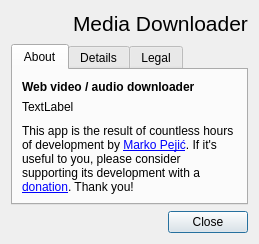
Above: src/media_downloader/ui/about_dialog.ui from markop404/media-downloader before the change. Below: the same form after it.
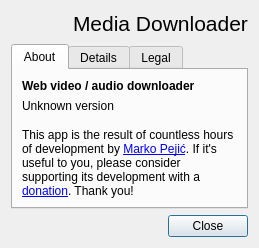
That is the form after the change. Icons and pictures are not drawn.

Patch:
```diff
--- a/src/media_downloader/ui/about_dialog.ui
+++ b/src/media_downloader/ui/about_dialog.ui
@@ -85,7 +85,7 @@
        <item>
         <widget class="QLabel" name="label">
          <property name="text">
-          <string>TextLabel</string>
+          <string>Unknown version</string>
          </property>
          <property name="alignment">
           <set>Qt::AlignmentFlag::AlignLeading|Qt::AlignmentFlag::AlignLeft|Qt::AlignmentFlag::AlignTop</set>
@@ -98,12 +98,12 @@
           <enum>Qt::Orientation::Vertical</enum>
          </property>
          <property name="sizeType">
-          <enum>QSizePolicy::Policy::Fixed</enum>
+          <enum>QSizePolicy::Policy::MinimumExpanding</enum>
          </property>
          <property name="sizeHint" stdset="0">
           <size>
            <width>20</width>
-           <height>3</height>
+           <height>7</height>
           </size>
          </property>
         </spacer>
```
Left out of the diff: 28 changed lines with no effect on the pictures.
